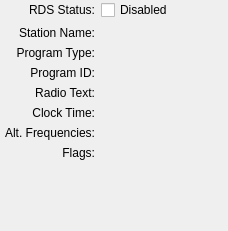
gqrx-sdr/gqrx, file src/qtgui/dockrds.ui: the form before one commit.
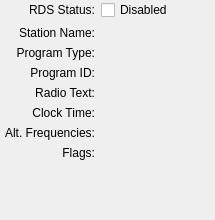
The form after the commit.

Commit message: Keep compatibility with Qt < 5.2

Patch:
```diff
--- a/src/qtgui/dockrds.ui
+++ b/src/qtgui/dockrds.ui
@@ -9,8 +9,8 @@
    <rect>
     <x>0</x>
     <y>0</y>
-    <width>228</width>
-    <height>231</height>
+    <width>215</width>
+    <height>220</height>
    </rect>
   </property>
   <property name="minimumSize">
@@ -50,9 +50,6 @@
       <property name="frameShadow">
        <enum>QFrame::Sunken</enum>
       </property>
-      <property name="sizeAdjustPolicy">
-       <enum>QAbstractScrollArea::AdjustToContentsOnFirstShow</enum>
-      </property>
       <property name="widgetResizable">
        <bool>true</bool>
       </property>
@@ -61,8 +58,8 @@
         <rect>
          <x>0</x>
          <y>0</y>
-         <width>218</width>
-         <height>206</height>
+         <width>205</width>
+         <height>195</height>
         </rect>
        </property>
        <layout class="QFormLayout" name="formLayout">
```
The commit also changes 1 other file.
